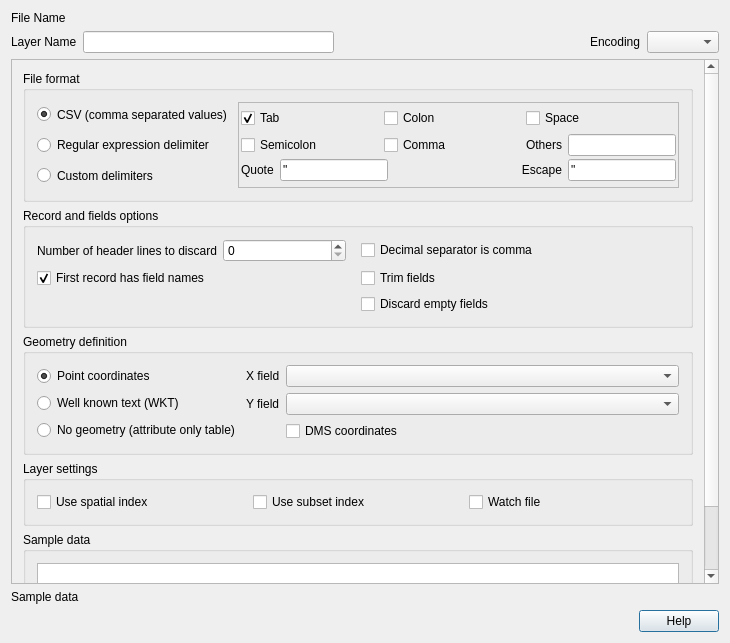
carsmie/QGIS, file src/ui/qgsdelimitedtextsourceselectbase.ui: the form before one commit.
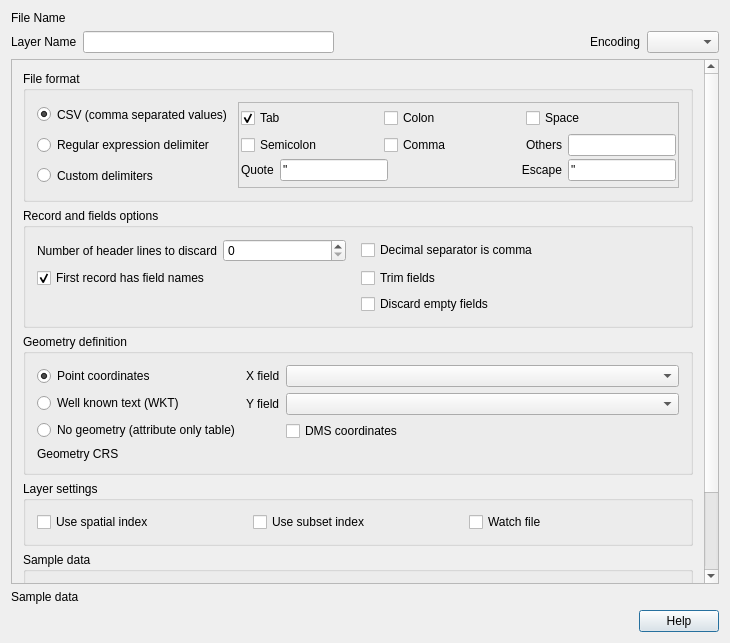
The form after the commit. Icons and pictures are not drawn. Custom widgets are drawn as their Qt base class.

Commit message: Add CRS to delimited text source select. Fixes #11520

```diff
--- a/src/ui/qgsdelimitedtextsourceselectbase.ui
+++ b/src/ui/qgsdelimitedtextsourceselectbase.ui
@@ -180,8 +180,8 @@
        <rect>
         <x>0</x>
         <y>0</y>
-        <width>704</width>
-        <height>694</height>
+        <width>714</width>
+        <height>514</height>
        </rect>
       </property>
       <property name="sizePolicy">
@@ -1127,6 +1127,19 @@
             <widget class="QWidget" name="swpGeomNone"/>
            </widget>
           </item>
+          <item row="1" column="0">
+           <widget class="QLabel" name="textLabelCrs">
+            <property name="text">
+             <string>Geometry CRS</string>
+            </property>
+            <property name="buddy">
+             <cstring>crsGeometry</cstring>
+            </property>
+           </widget>
+          </item>
+          <item row="1" column="1">
+           <widget class="QgsProjectionSelectionWidget" name="crsGeometry"/>
+          </item>
          </layout>
         </widget>
        </item>
@@ -1289,6 +1302,11 @@
    <extends>QWidget</extends>
    <header>qgsfilewidget.h</header>
   </customwidget>
+  <customwidget>
+   <class>QgsProjectionSelectionWidget</class>
+   <extends>QWidget</extends>
+   <header>qgsprojectionselectionwidget.h</header>
+  </customwidget>
  </customwidgets>
  <tabstops>
   <tabstop>txtLayerName</tabstop>
```
Left out of the diff: 59 changed lines with no effect on the pictures. The commit also changes 1 other file.
